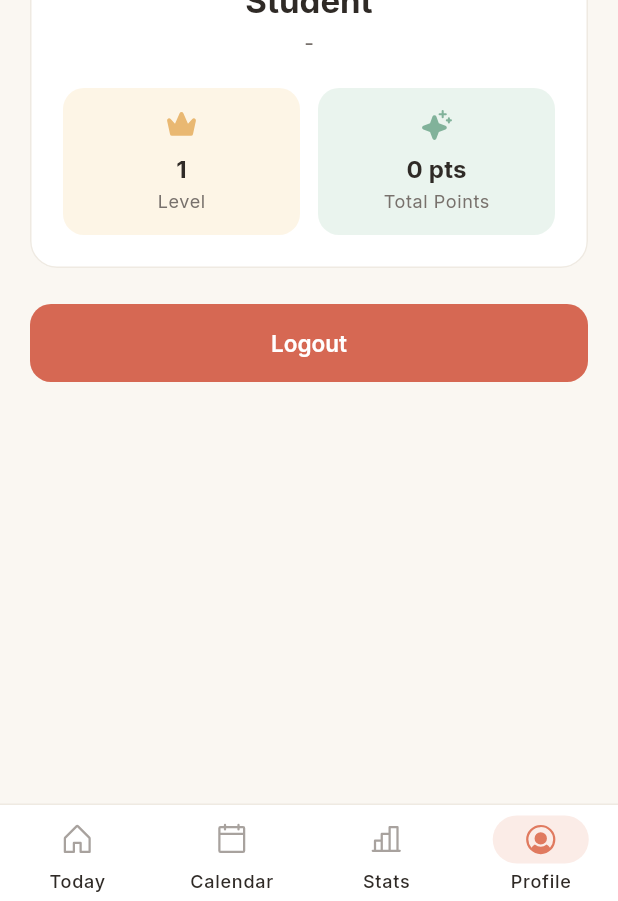
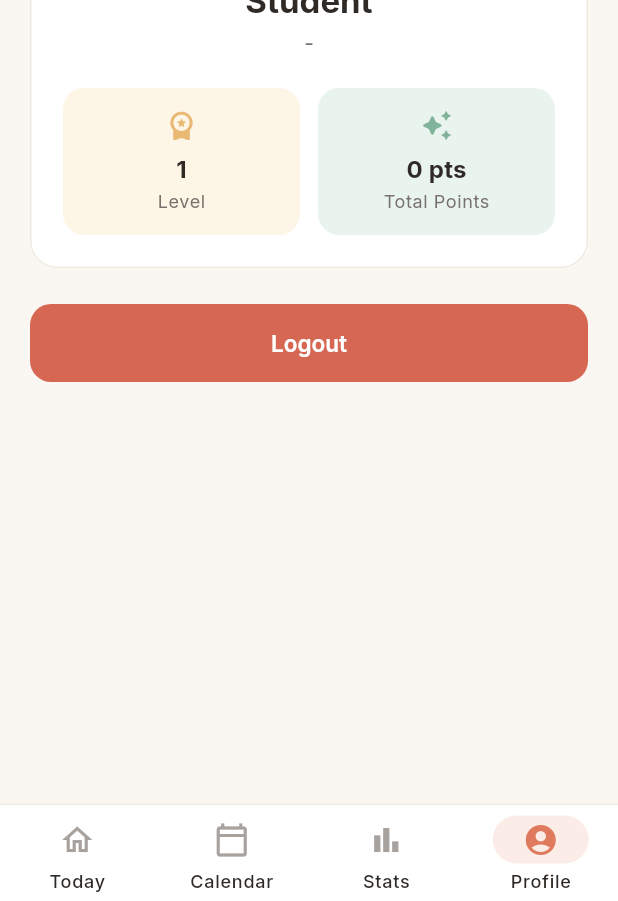
Before and after one commit to JoiceNapitupulu/Foxio, a Flutter app: the ProfileScreen screen opened by its route, on a phone screen of 412 x 824 dp. Shown: the part 332-1233 px from the top of the screen. Run offline on Flutter 3.47's test engine with Material 3 defaults, Android fonts, the phone set to English and light mode, and no system bars; our stand-ins replace dio, flutter_riverpod, flutter_secure_storage, go_router, google_fonts, hive_flutter and 1 more; missing offline and left inert: model_viewer_plus; accounts and stored records are empty; statements that could not run were skipped.

Commit message:
feat(mobile): add interactive 3D Mini Fox (GLB) with idle loop and 2D toggle on HomeScreen

```diff
--- a/mobile/lib/core/constants/app_assets.dart
+++ b/mobile/lib/core/constants/app_assets.dart
@@ -3,6 +3,7 @@ class AppAssets {
 
   static const String _mascotPath = 'assets/images/mascot';
   static const String _iconsPath = 'assets/icons';
+  static const String _modelsPath = 'assets/models';
 
   static const String foxIdle = '$_mascotPath/fox_idle.png';
   static const String foxExcited = '$_mascotPath/fox_excited.png';
@@ -11,4 +12,6 @@ class AppAssets {
   static const String foxEmpty = '$_mascotPath/fox_empty.png';
 
   static const String foxAppIcon = '$_iconsPath/fox_app_icon.png';
+
+  static const String fox3dIdle = '$_modelsPath/minifox_idle.glb';
 }
--- a/mobile/lib/presentation/screens/auth/login_screen.dart
+++ b/mobile/lib/presentation/screens/auth/login_screen.dart
@@ -1,7 +1,6 @@
 import 'package:flutter_riverpod/flutter_riverpod.dart';
 import 'package:go_router/go_router.dart';
 import 'package:material_ui/material_ui.dart';
-import 'package:phosphor_flutter/phosphor_flutter.dart';
 import '../../../core/constants/app_assets.dart';
 import '../../../core/theme/app_colors.dart';
 import '../../providers/auth_provider.dart';
@@ -96,7 +95,7 @@ class _LoginScreenState extends ConsumerState<LoginScreen> {
                               controller: _emailController,
                               label: 'Email',
                               hintText: 'nama@kampus.ac.id',
-                              prefixIcon: PhosphorIconsRegular.envelopeSimple,
+                              prefixIcon: Icons.mail_outline_rounded,
                               keyboardType: TextInputType.emailAddress,
                               textInputAction: TextInputAction.next,
                               validator: (val) {
@@ -115,7 +114,7 @@ class _LoginScreenState extends ConsumerState<LoginScreen> {
                               controller: _passwordController,
                               label: 'Password',
                               hintText: 'Masukkan password Anda',
-                              prefixIcon: PhosphorIconsRegular.lockSimple,
+                              prefixIcon: Icons.lock_outline_rounded,
                               isPassword: true,
                               textInputAction: TextInputAction.done,
                               onFieldSubmitted: (_) => _submit(),
--- a/mobile/lib/presentation/screens/home/main_shell_screen.dart
+++ b/mobile/lib/presentation/screens/home/main_shell_screen.dart
@@ -1,6 +1,5 @@
 import 'package:go_router/go_router.dart';
 import 'package:material_ui/material_ui.dart';
-import 'package:phosphor_flutter/phosphor_flutter.dart';
 import '../../../core/theme/app_colors.dart';
 
 class MainShellScreen extends StatelessWidget {
@@ -42,47 +41,47 @@ class MainShellScreen extends StatelessWidget {
             labelBehavior: NavigationDestinationLabelBehavior.alwaysShow,
             selectedIndex: currentIndex,
             onDestinationSelected: _onTap,
-            destinations: [
+            destinations: const [
               NavigationDestination(
-                icon: const Icon(
-                  PhosphorIconsRegular.house,
+                icon: Icon(
+                  Icons.home_outlined,
                   color: AppColors.textMuted,
                 ),
-                selectedIcon: const Icon(
-                  PhosphorIconsFill.house,
+                selectedIcon: Icon(
+                  Icons.home_rounded,
                   color: AppColors.primary,
                 ),
                 label: 'Today',
               ),
               NavigationDestination(
-                icon: const Icon(
-                  PhosphorIconsRegular.calendarBlank,
+                icon: Icon(
+                  Icons.calendar_today_outlined,
                   color: AppColors.textMuted,
                 ),
-                selectedIcon: const Icon(
-                  PhosphorIconsFill.calendarBlank,
+                selectedIcon: Icon(
+                  Icons.calendar_today_rounded,
                   color: AppColors.primary,
                 ),
                 label: 'Calendar',
               ),
               NavigationDestination(
-                icon: const Icon(
-                  PhosphorIconsRegular.chartBar,
+                icon: Icon(
+                  Icons.bar_chart_outlined,
                   color: AppColors.textMuted,
                 ),
-                selectedIcon: const Icon(
-                  PhosphorIconsFill.chartBar,
+                selectedIcon: Icon(
+                  Icons.bar_chart_rounded,
                   color: AppColors.primary,
                 ),
                 label: 'Stats',
               ),
               NavigationDestination(
-                icon: const Icon(
-                  PhosphorIconsRegular.userCircle,
+                icon: Icon(
+                  Icons.account_circle_outlined,
                   color: AppColors.textMuted,
                 ),
-                selectedIcon: const Icon(
-                  PhosphorIconsFill.userCircle,
+                selectedIcon: Icon(
+                  Icons.account_circle_rounded,
                   color: AppColors.primary,
                 ),
                 label: 'Profile',
--- a/mobile/lib/presentation/screens/profile/profile_screen.dart
+++ b/mobile/lib/presentation/screens/profile/profile_screen.dart
@@ -1,6 +1,5 @@
 import 'package:flutter_riverpod/flutter_riverpod.dart';
 import 'package:material_ui/material_ui.dart';
-import 'package:phosphor_flutter/phosphor_flutter.dart';
 import '../../../core/constants/app_assets.dart';
 import '../../../core/theme/app_colors.dart';
 import '../../providers/auth_provider.dart';
@@ -56,7 +55,7 @@ class ProfileScreen extends ConsumerWidget {
                         children: [
                           Expanded(
                             child: _StatTile(
-                              icon: PhosphorIconsFill.crownSimple,
+                              icon: Icons.workspace_premium_rounded,
                               iconColor: AppColors.streak,
                               bgColor: AppColors.streakLight,
                               label: 'Level',
@@ -66,7 +65,7 @@ class ProfileScreen extends ConsumerWidget {
                           const SizedBox(width: 12),
                           Expanded(
                             child: _StatTile(
-                              icon: PhosphorIconsFill.sparkle,
+                              icon: Icons.auto_awesome_rounded,
                               iconColor: AppColors.secondary,
                               bgColor: AppColors.secondaryLight,
                               label: 'Total Points',
--- a/mobile/lib/presentation/widgets/cozy_error_banner.dart
+++ b/mobile/lib/presentation/widgets/cozy_error_banner.dart
@@ -1,5 +1,4 @@
 import 'package:material_ui/material_ui.dart';
-import 'package:phosphor_flutter/phosphor_flutter.dart';
 import '../../core/theme/app_colors.dart';
 
 class CozyErrorBanner extends StatelessWidget {
@@ -24,7 +23,7 @@ class CozyErrorBanner extends StatelessWidget {
         crossAxisAlignment: CrossAxisAlignment.start,
         children: [
           const Icon(
-            PhosphorIconsRegular.warningCircle,
+            Icons.error_outline_rounded,
             color: AppColors.error,
             size: 20,
           ),
--- a/mobile/lib/presentation/widgets/cozy_text_field.dart
+++ b/mobile/lib/presentation/widgets/cozy_text_field.dart
@@ -1,5 +1,4 @@
 import 'package:material_ui/material_ui.dart';
-import 'package:phosphor_flutter/phosphor_flutter.dart';
 import '../../core/theme/app_colors.dart';
 
 class CozyTextField extends StatefulWidget {
@@ -67,8 +66,8 @@ class _CozyTextFieldState extends State<CozyTextField> {
                 ? IconButton(
                     icon: Icon(
                       _obscureText
-                          ? PhosphorIconsRegular.eye
-                          : PhosphorIconsRegular.eyeSlash,
+                          ? Icons.visibility_outlined
+                          : Icons.visibility_off_outlined,
                       color: AppColors.textMuted,
                       size: 20,
                     ),
--- a/mobile/pubspec.yaml
+++ b/mobile/pubspec.yaml
@@ -47,8 +47,8 @@ dependencies:
   intl: ^0.20.3
   flutter_secure_storage: ^11.2.0
   go_router: ^18.1.4
-  phosphor_flutter: ^2.1.0
   uuid: ^4.6.0
+  model_viewer_plus: ^1.10.0
 
 dev_dependencies:
   flutter_test:
@@ -76,6 +76,7 @@ flutter:
   assets:
     - assets/images/mascot/
     - assets/icons/
+    - assets/models/
 
   # To add assets to your application, add an assets section, like this:
   # assets:
```
Also changed, not shown: mobile/lib/presentation/screens/auth/register_screen.dart (+3 -4 lines), mobile/lib/presentation/screens/home/home_screen.dart (+4 -48 lines), mobile/lib/presentation/screens/splash/splash_screen.dart (+10 -5 lines), mobile/lib/presentation/widgets/minifox_3d_card.dart (added, +275 -0 lines), mobile/pubspec.lock, 4 other files.
